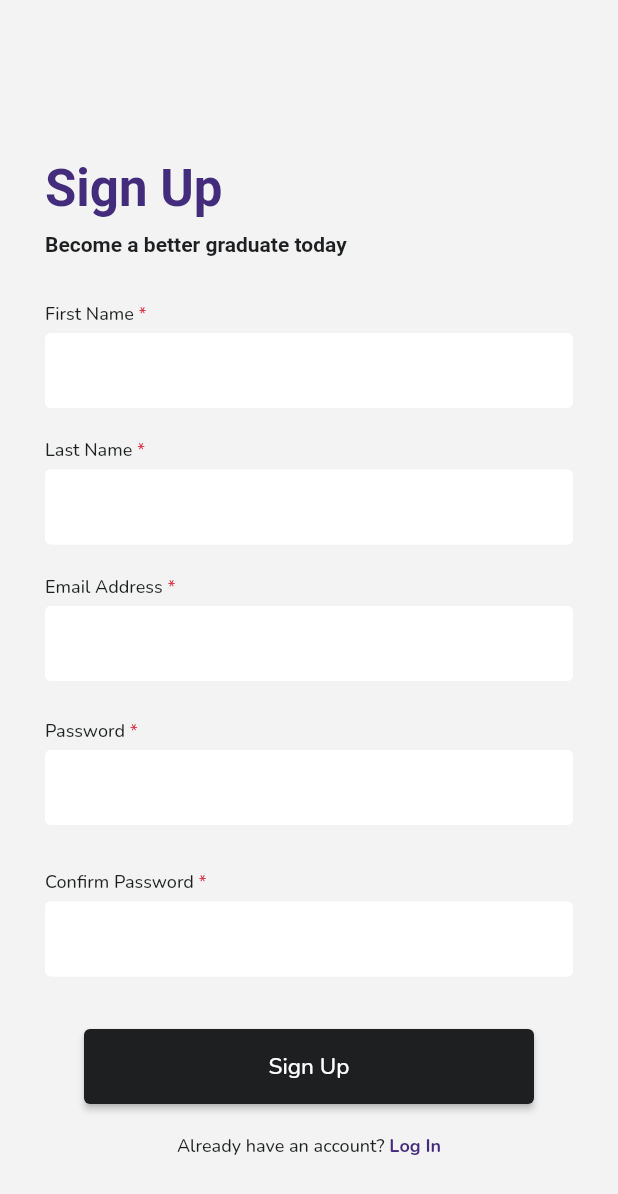
After one commit to mel-fayne/elira_app, a Flutter app: the SignUp screen opened directly, on a phone screen of 412 x 824 dp. The commit adds this screen. Shown: the top 1194 px of the screen. Run offline on Flutter 3.47's test engine with Material 2 defaults, Android fonts, the phone set to English and light mode, and no system bars; our stand-ins replace get, shared_preferences, video_player; accounts and stored records are empty; Roboto replaces fonts that are missing (Comfortaa).

Commit message:
implement auth signup and signin

```diff
--- /dev/null
+++ b/lib/auth/signup.dart
@@ -0,0 +1,187 @@
+import 'package:elira_app/auth/auth_controller.dart';
+import 'package:elira_app/auth/login.dart';
+import 'package:elira_app/theme/auth_widgets.dart';
+import 'package:elira_app/theme/colors.dart';
+import 'package:elira_app/theme/global_widgets.dart';
+import 'package:flutter/material.dart';
+import 'package:get/get.dart';
+
+class SignUp extends StatefulWidget {
+  static const routeName = "/signup";
+
+  const SignUp({Key? key}) : super(key: key);
+
+  @override
+  // ignore: library_private_types_in_public_api
+  _SignUpState createState() => _SignUpState();
+}
+
+class _SignUpState extends State<SignUp> {
+  TextEditingController firstnamectrl = TextEditingController();
+  TextEditingController emailctrl = TextEditingController();
+  TextEditingController passctrl = TextEditingController();
+  TextEditingController confirmpassctrl = TextEditingController();
+  TextEditingController lastnamectrl = TextEditingController();
+
+  final authCtrl = Get.put(AuthController());
+  final _signupFormKey = GlobalKey<FormState>();
+  final _isHidden = false.obs;
+  bool _isLoading = false;
+
+  @override
+  void initState() {
+    super.initState();
+  }
+
+  @override
+  void dispose() {
+    firstnamectrl.dispose();
+    lastnamectrl.dispose();
+    emailctrl.dispose();
+    passctrl.dispose();
+    confirmpassctrl.dispose();
+    super.dispose();
+  }
+
+  void authSignUp() {
+    List userdata = [];
+
+    userdata.add(firstnamectrl.text);
+    userdata.add(lastnamectrl.text);
+    userdata.add(emailctrl.text);
+    userdata.add(passctrl.text);
+
+    authCtrl.signUp(userdata);
+  }
+
+  @override
+  Widget build(BuildContext context) {
+    return Scaffold(
+      resizeToAvoidBottomInset: true,
+      backgroundColor: kCreamBg,
+      body: SingleChildScrollView(
+          padding: const EdgeInsets.symmetric(vertical: 25, horizontal: 30),
+          child:
+              Column(crossAxisAlignment: CrossAxisAlignment.start, children: [
+            const Padding(
+                padding: EdgeInsets.only(top: 80),
+                child: Column(
+                    crossAxisAlignment: CrossAxisAlignment.start,
+                    children: [
+                      Padding(
+                          padding: EdgeInsets.only(bottom: 10),
+                          child: Text('Sign Up',
+                              style: TextStyle(
+                                  color: kPriPurple,
+                                  fontSize: 34,
+                                  fontFamily: 'Comfortaa',
+                                  fontWeight: FontWeight.w700))),
+                      Text('Become a better graduate today',
+                          style: TextStyle(
+                              color: kPriDark,
+                              fontSize: 14,
+                              fontFamily: 'Comfortaa',
+                              fontWeight: FontWeight.w700)),
+                    ])),
+            Column(crossAxisAlignment: CrossAxisAlignment.center, children: [
+              Padding(
+                padding: const EdgeInsets.only(top: 20, bottom: 10),
+                child: Form(
+                    key: _signupFormKey,
+                    child: Column(
+                      children: <Widget>[
+                        formField(
+                            label: 'First Name',
+                            require: true,
+                            controller: firstnamectrl,
+                            type: TextInputType.name,
+                            validator: (value) {
+                              if (value == null || value.isEmpty) {
+                                return 'Please enter your first name';
+                              }
+                              return null;
+                            }),
+                        formField(
+                            label: 'Last Name',
+                            require: true,
+                            controller: lastnamectrl,
+                            type: TextInputType.name,
+                            validator: (value) {
+                              if (value == null || value.isEmpty) {
+                                return 'Please enter your last name';
+                              }
+                              return null;
+                            }),
+                        formField(
+                            label: 'Email Address',
+                            require: true,
+                            controller: emailctrl,
+                            type: TextInputType.emailAddress,
+                            validator: (value) {
+                              if (!GetUtils.isEmail(value!)) {
+                                return 'Please enter a Valid email';
+                              }
+                              return null;
+                            }),
+                        passwordField(
+                          isHidden: _isHidden,
+                          validator: (value) {
+                            if (value == null || value.isEmpty) {
+                              return 'Please enter your Password';
+                            }
+                            if (value.length < 6) {
+                              return 'Password must be 6 characters or more';
+                            }
+                            return null;
+                          },
+                          controller: passctrl,
+                          label: 'Password',
+                        ),
+                        passwordField(
+                          isHidden: _isHidden,
+                          validator: (value) {
+                            if (value == null || value.isEmpty) {
+                              return 'Please confirm your Password';
+                            }
+                            if (value != passctrl.text) {
+                              return 'Passwords do not Match!';
+                            }
+
+                            return null;
+                          },
+                          controller: confirmpassctrl,
+                          label: 'Confirm Password',
+                        ),
+                      ],
+                    )),
+              ),
+              primaryBtn(
+                label: 'Sign Up',
+                isLoading: _isLoading,
+                function: () async {
+                  setState(() {
+                    _isLoading = true;
+                  });
+                  if (_signupFormKey.currentState!.validate()) {
+                    authSignUp();
+                  }
+                  await Future.delayed(const Duration(seconds: 2));
+                  setState(() {
+                    _isLoading = false;
+                  });
+                },
+              ),
+              Padding(
+                padding: const EdgeInsets.only(bottom: 20.0),
+                child: textSpan(
+                    mainLabel: "Already have an account? ",
+                    childLabel: 'Log In',
+                    function: () {
+                      Get.off(const Login());
+                    }),
+              )
+            ])
+          ])),
+    );
+  }
+}
--- a/lib/main.dart
+++ b/lib/main.dart
@@ -1,5 +1,4 @@
 import 'package:elira_app/auth/auth_controller.dart';
-import 'package:elira_app/auth/login.dart';
 import 'package:elira_app/navigator.dart';
 import 'package:elira_app/onboard.dart';
 import 'package:elira_app/theme/colors.dart';
@@ -73,7 +72,6 @@ class _MyAppState extends State<MyApp> {
             }
           },
         ),
-        getPages: [GetPage(name: Login.routeName, page: () => const Login())],
         theme: ThemeData(
           scaffoldBackgroundColor: kCreamBg,
           primaryColor: kPriPurple,
```
Also changed, not shown: lib/auth/auth_controller.dart (added, +133 -0 lines), lib/auth/login.dart (added, +164 -0 lines).
